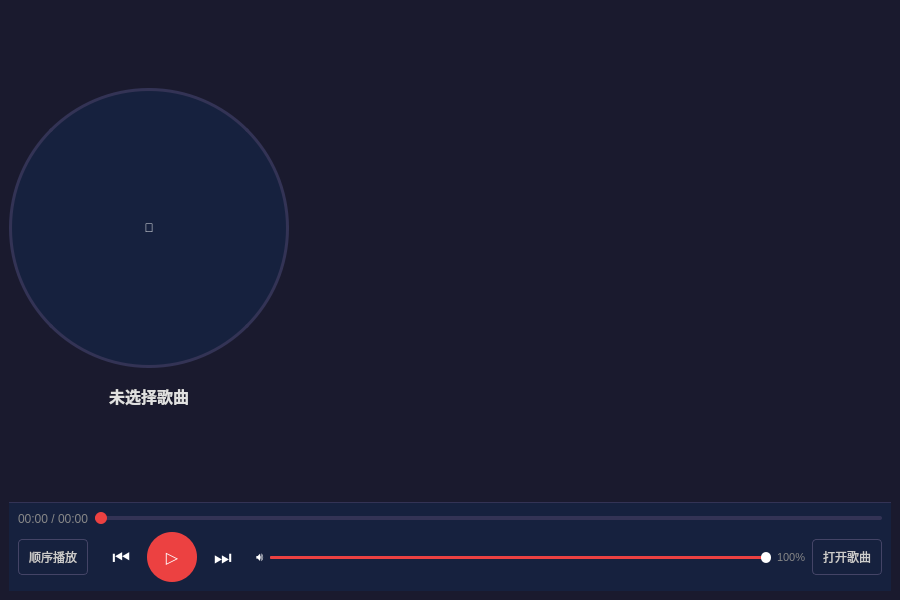
Above: untitled/mainwindow.ui from Psta1/music before the change. Below: the same form after it.
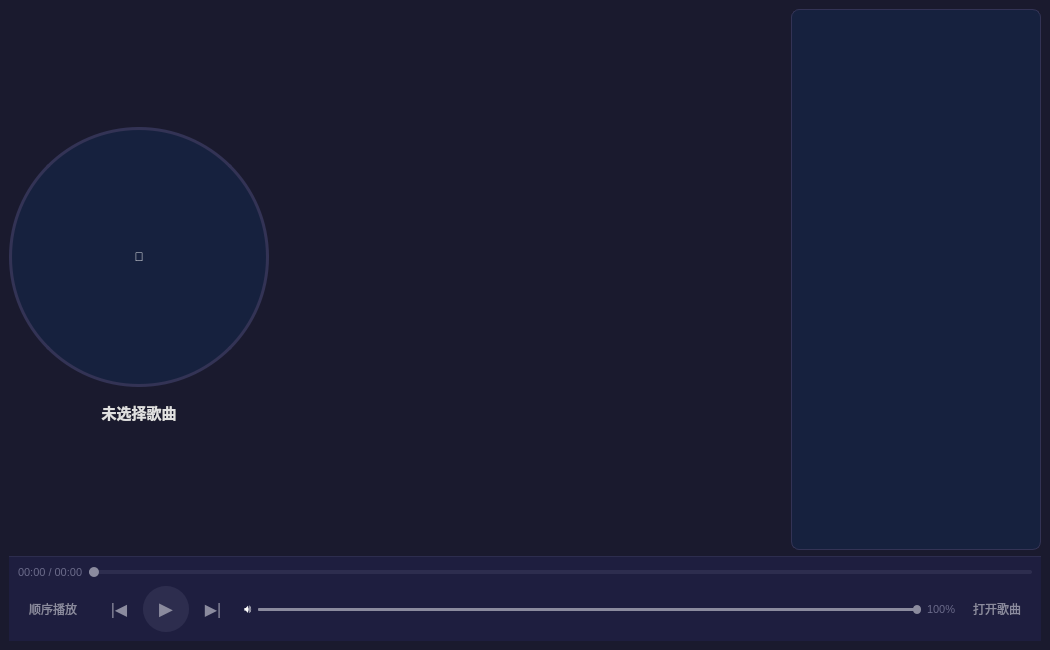
That is the form after the change.

Diff of the .ui file:
```diff
--- a/untitled/mainwindow.ui
+++ b/untitled/mainwindow.ui
@@ -6,8 +6,8 @@
    <rect>
     <x>0</x>
     <y>0</y>
-    <width>900</width>
-    <height>600</height>
+    <width>1050</width>
+    <height>650</height>
    </rect>
   </property>
   <property name="windowTitle">
@@ -28,15 +28,15 @@
         <item>
          <spacer name="topSpacer1">
           <property name="orientation"><enum>Qt::Vertical</enum></property>
-          <property name="sizeHint" stdset="0"><size><width>20</width><height>30</height></size></property>
+          <property name="sizeHint" stdset="0"><size><width>20</width><height>20</height></size></property>
          </spacer>
         </item>
         <item>
          <widget class="QLabel" name="albumArtLabel">
-          <property name="minimumSize"><size><width>280</width><height>280</height></size></property>
-          <property name="maximumSize"><size><width>280</width><height>280</height></size></property>
+          <property name="minimumSize"><size><width>260</width><height>260</height></size></property>
+          <property name="maximumSize"><size><width>260</width><height>260</height></size></property>
           <property name="styleSheet">
-           <string>border: 3px solid #333355; border-radius: 140px; background-color: #16213e;</string>
+           <string>border: 3px solid #333355; border-radius: 130px; background-color: #16213e;</string>
           </property>
           <property name="text"><string>🎵</string></property>
           <property name="alignment"><set>Qt::AlignCenter</set></property>
@@ -46,7 +46,7 @@
          <widget class="QLabel" name="currentSongLabel">
           <property name="text"><string>未选择歌曲</string></property>
           <property name="styleSheet">
-           <string>font-size: 16px; color: #e0e0e0; padding: 10px; font-weight: bold;</string>
+           <string>font-size: 15px; color: #e0e0e0; padding: 8px; font-weight: bold;</string>
           </property>
           <property name="alignment"><set>Qt::AlignCenter</set></property>
          </widget>
@@ -54,14 +54,14 @@
         <item>
          <spacer name="bottomSpacer1">
           <property name="orientation"><enum>Qt::Vertical</enum></property>
-          <property name="sizeHint" stdset="0"><size><width>20</width><height>30</height></size></property>
+          <property name="sizeHint" stdset="0"><size><width>20</width><height>20</height></size></property>
          </spacer>
         </item>
        </layout>
       </item>
       <item>
        <widget class="QListWidget" name="lyricListWidget">
-        <property name="minimumSize"><size><width>400</width><height>350</height></size></property>
+        <property name="minimumSize"><size><width>350</width><height>300</height></size></property>
         <property name="styleSheet">
          <string>
           QListWidget {
@@ -79,6 +79,36 @@
         </property>
        </widget>
       </item>
+      <item>
+       <widget class="QListWidget" name="playlistWidget">
+        <property name="minimumSize"><size><width>220</width><height>300</height></size></property>
+        <property name="maximumSize"><size><width>250</width><height>16777215</height></size></property>
+        <property name="styleSheet">
+         <string>
+          QListWidget {
+            background-color: #16213e;
+            border: 1px solid #333355;
+            border-radius: 8px;
+            font-size: 13px;
+            color: #cccccc;
+            padding: 5px;
+          }
+          QListWidget::item {
+            padding: 6px 4px;
+            border-bottom: 1px solid #252545;
+            border-radius: 4px;
+          }
+          QListWidget::item:hover {
+            background-color: #252545;
+          }
+          QListWidget::item:selected {
+            background-color: #333366;
+            color: #ffffff;
+          }
+         </string>
+        </property>
+       </widget>
+      </item>
      </layout>
     </item>
     <item>
@@ -86,9 +116,9 @@
       <property name="styleSheet">
        <string>
         QWidget#bottomBar {
-          background-color: #16213e;
-          border-top: 1px solid #333355;
-          padding: 8px;
+          background-color: #1e1e3f;
+          border-top: 1px solid #2d2d4e;
+          padding: 6px;
         }
        </string>
       </property>
@@ -98,7 +128,7 @@
          <item>
           <widget class="QLabel" name="timeLabel">
            <property name="text"><string>00:00 / 00:00</string></property>
-           <property name="styleSheet"><string>font-size: 12px; color: #888888;</string></property>
+           <property name="styleSheet"><string>font-size: 11px; color: #6b6b8a;</string></property>
           </widget>
          </item>
          <item>
@@ -106,9 +136,9 @@
            <property name="orientation"><enum>Qt::Orientation::Horizontal</enum></property>
            <property name="styleSheet">
             <string>
-             QSlider::groove:horizontal { background: #333355; height: 4px; border-radius: 2px; }
-             QSlider::handle:horizontal { background: #ec4141; width: 12px; height: 12px; margin: -4px 0; border-radius: 6px; }
-             QSlider::sub-page:horizontal { background: #ec4141; border-radius: 2px; }
+             QSlider::groove:horizontal { background: #2d2d4e; height: 4px; border-radius: 2px; }
+             QSlider::handle:horizontal { background: #8b8b9e; width: 10px; height: 10px; margin: -3px 0; border-radius: 5px; }
+             QSlider::sub-page:horizontal { background: #8b8b9e; border-radius: 2px; }
             </string>
            </property>
           </widget>
@@ -119,9 +149,9 @@
         <layout class="QHBoxLayout" name="controlLayout">
          <item>
           <widget class="QPushButton" name="modeBtn">
-           <property name="minimumSize"><size><width>70</width><height>36</height></size></property>
+           <property name="minimumSize"><size><width>70</width><height>32</height></size></property>
            <property name="styleSheet">
-            <string>QPushButton { background-color: transparent; color: #cccccc; border: 1px solid #444466; border-radius: 4px; font-size: 12px; padding: 4px 8px; } QPushButton:hover { background-color: #333355; }</string>
+            <string>QPushButton { background-color: transparent; color: #8b8b9e; border: none; font-size: 12px; padding: 4px 8px; } QPushButton:hover { color: #ffffff; }</string>
            </property>
            <property name="text"><string>顺序播放</string></property>
           </widget>
@@ -133,30 +163,30 @@
          </item>
          <item>
           <widget class="QPushButton" name="prevBtn">
-           <property name="minimumSize"><size><width>40</width><height>40</height></size></property>
+           <property name="minimumSize"><size><width>36</width><height>36</height></size></property>
            <property name="styleSheet">
-            <string>QPushButton { background-color: transparent; color: #ffffff; border: none; font-size: 20px; } QPushButton:hover { color: #ec4141; }</string>
+            <string>QPushButton { background-color: transparent; color: #8b8b9e; border: none; font-size: 16px; } QPushButton:hover { color: #ffffff; }</string>
            </property>
-           <property name="text"><string>⏮</string></property>
+           <property name="text"><string>|◀</string></property>
           </widget>
          </item>
          <item>
           <widget class="QPushButton" name="playPauseBtn">
-           <property name="minimumSize"><size><width>50</width><height>50</height></size></property>
-           <property name="maximumSize"><size><width>50</width><height>50</height></size></property>
+           <property name="minimumSize"><size><width>46</width><height>46</height></size></property>
+           <property name="maximumSize"><size><width>46</width><height>46</height></size></property>
            <property name="styleSheet">
-            <string>QPushButton { background-color: #ec4141; color: #ffffff; border: none; border-radius: 25px; font-size: 16px; font-weight: bold; font-family: Arial; } QPushButton:hover { background-color: #ff5555; }</string>
+            <string>QPushButton { background-color: #2d2d4e; color: #8b8b9e; border: none; border-radius: 23px; font-size: 18px; font-weight: bold; } QPushButton:hover { background-color: #3d3d5e; color: #ffffff; }</string>
            </property>
-           <property name="text"><string> ▷ </string></property>
+           <property name="text"><string>▶</string></property>
           </widget>
          </item>
          <item>
           <widget class="QPushButton" name="nextBtn">
-           <property name="minimumSize"><size><width>40</width><height>40</height></size></property>
+           <property name="minimumSize"><size><width>36</width><height>36</height></size></property>
            <property name="styleSheet">
-            <string>QPushButton { background-color: transparent; color: #ffffff; border: none; font-size: 20px; } QPushButton:hover { color: #ec4141; }</string>
+            <string>QPushButton { background-color: transparent; color: #8b8b9e; border: none; font-size: 16px; } QPushButton:hover { color: #ffffff; }</string>
            </property>
-           <property name="text"><string>⏭</string></property>
+           <property name="text"><string>▶|</string></property>
           </widget>
          </item>
          <item>
@@ -169,6 +199,7 @@
            <item>
             <widget class="QLabel" name="volumeIconLabel">
              <property name="text"><string>🔊</string></property>
+             <property name="styleSheet"><string>font-size: 12px;</string></property>
             </widget>
            </item>
            <item>
@@ -178,9 +209,9 @@
              <property name="value"><number>100</number></property>
              <property name="styleSheet">
               <string>
-               QSlider::groove:horizontal { background: #333355; height: 3px; border-radius: 1px; }
-               QSlider::handle:horizontal { background: #ffffff; width: 10px; height: 10px; margin: -4px 0; border-radius: 5px; }
-               QSlider::sub-page:horizontal { background: #ec4141; border-radius: 1px; }
+               QSlider::groove:horizontal { background: #2d2d4e; height: 3px; border-radius: 1px; }
+               QSlider::handle:horizontal { background: #8b8b9e; width: 8px; height: 8px; margin: -3px 0; border-radius: 4px; }
+               QSlider::sub-page:horizontal { background: #8b8b9e; border-radius: 1px; }
               </string>
              </property>
             </widget>
@@ -188,16 +219,16 @@
            <item>
             <widget class="QLabel" name="volumeValueLabel">
              <property name="text"><string>100%</string></property>
-             <property name="styleSheet"><string>font-size: 11px; color: #888888;</string></property>
+             <property name="styleSheet"><string>font-size: 11px; color: #6b6b8a;</string></property>
             </widget>
            </item>
           </layout>
          </item>
          <item>
           <widget class="QPushButton" name="openBtn">
-           <property name="minimumSize"><size><width>70</width><height>36</height></size></property>
+           <property name="minimumSize"><size><width>70</width><height>32</height></size></property>
            <property name="styleSheet">
-            <string>QPushButton { background-color: transparent; color: #cccccc; border: 1px solid #444466; border-radius: 4px; font-size: 12px; padding: 4px 8px; } QPushButton:hover { background-color: #333355; }</string>
+            <string>QPushButton { background-color: transparent; color: #8b8b9e; border: none; font-size: 12px; padding: 4px 8px; } QPushButton:hover { color: #ffffff; }</string>
            </property>
            <property name="text"><string>打开歌曲</string></property>
           </widget>
```
